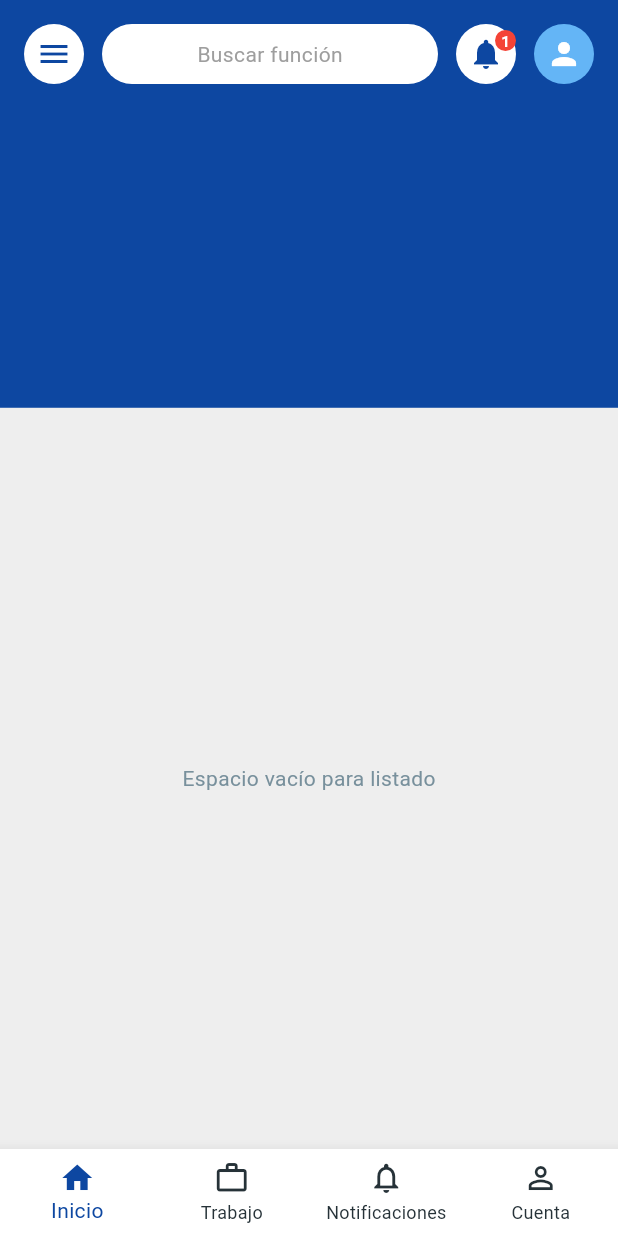
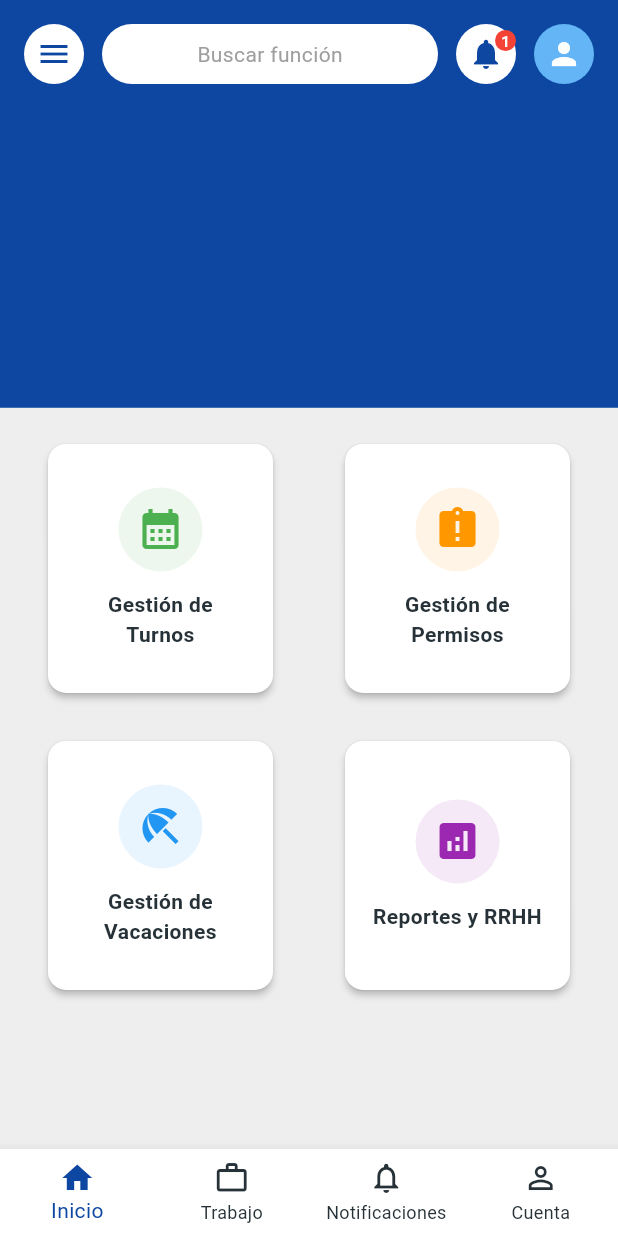
Before and after one commit to DevCoreERP/sistema-erp, a Flutter app: the MainLayout screen opened directly, on a phone screen of 412 x 824 dp. Run offline on Flutter 3.47's test engine with Material 3 defaults, Android fonts, the light colour scheme and no system bars; our stand-ins replace equatable, file_picker, flutter_bloc, get_it, shared_preferences, table_calendar; accounts and stored records are empty.

Commit message:
fix: arreglando bug del HU1

```diff
--- a/Flutter/erp_movil/lib/features/auth/domain/repositories/auth_repository.dart
+++ b/Flutter/erp_movil/lib/features/auth/domain/repositories/auth_repository.dart
@@ -2,5 +2,4 @@ import '../entities/user.dart';
 
 abstract class AuthRepository {
   Future<UserEntity> login(String email, String password);
-  Future<UserEntity> register(String name, String surname, String email, String phone, String password);
 }
--- a/Flutter/erp_movil/lib/features/auth/domain/usecases/register_usecase.dart
+++ /dev/null
@@ -1,12 +0,0 @@
-import '../entities/user.dart';
-import '../repositories/auth_repository.dart';
-
-class RegisterUseCase {
-  final AuthRepository repository;
-
-  RegisterUseCase(this.repository);
-
-  Future<UserEntity> call(String name, String surname, String email, String phone, String password) {
-    return repository.register(name, surname, email, phone, password);
-  }
-}
--- a/Flutter/erp_movil/lib/features/auth/presentation/bloc/auth_event.dart
+++ b/Flutter/erp_movil/lib/features/auth/presentation/bloc/auth_event.dart
@@ -16,16 +16,3 @@ class LoginEvent extends AuthEvent {
   @override
   List<Object> get props => [email, password];
 }
-
-class RegisterEvent extends AuthEvent {
-  final String name;
-  final String surname;
-  final String email;
-  final String phone;
-  final String password;
-
-  const RegisterEvent(this.name, this.surname, this.email, this.phone, this.password);
-
-  @override
-  List<Object> get props => [name, surname, email, phone, password];
-}
--- a/Flutter/erp_movil/lib/features/home/presentation/pages/home_content.dart
+++ b/Flutter/erp_movil/lib/features/home/presentation/pages/home_content.dart
@@ -2,9 +2,21 @@ import 'package:flutter/material.dart';
 import '../../../../core/constants/app_colors.dart';
 import '../../../../core/constants/app_sizes.dart';
 import '../../../notifications/presentation/pages/notifications_page.dart';
+import '../../../shifts/presentation/pages/shifts_page.dart';
+import '../../../permissions/presentation/pages/permissions_page.dart';
+import '../../../vacations/presentation/pages/vacations_page.dart';
 
 class HomeContent extends StatelessWidget {
-  const HomeContent({super.key});
+  final bool hasUnreadNotifications;
+  final VoidCallback onNotificationTap;
+  final VoidCallback onAvatarTap;
+
+  const HomeContent({
+    super.key,
+    required this.hasUnreadNotifications,
+    required this.onNotificationTap,
+    required this.onAvatarTap,
+  });
 
   @override
   Widget build(BuildContext context) {
@@ -65,11 +77,7 @@ class HomeContent extends StatelessWidget {
                         clipBehavior: Clip.none,
                         children: [
                           InkWell(
-                            onTap: () {
-                              // Navegar a la página de notificaciones (o cambiar pestaña en MainLayout)
-                              // Para simplicidad en este widget, podemos abrir la pantalla sobre la actual
-                              Navigator.push(context, MaterialPageRoute(builder: (_) => const NotificationsPage()));
-                            },
+                            onTap: onNotificationTap,
                             child: Container(
                               padding: const EdgeInsets.all(AppSizes.p8),
                               decoration: const BoxDecoration(
@@ -79,6 +87,7 @@ class HomeContent extends StatelessWidget {
                               child: const Icon(Icons.notifications, color: AppColors.primaryBlue),
                             ),
                           ),
+                          if (hasUnreadNotifications)
                             Positioned(
                               right: 0,
                               top: 0,
@@ -99,9 +108,12 @@ class HomeContent extends StatelessWidget {
                       const SizedBox(width: AppSizes.p12),
 
                       // Avatar
-                      const CircleAvatar(
+                      InkWell(
+                        onTap: onAvatarTap,
+                        child: const CircleAvatar(
                           backgroundColor: AppColors.lightBlue,
                           child: Icon(Icons.person, color: AppColors.pureWhite),
+                        ),
                       ),
                     ],
                   ),
@@ -116,15 +128,64 @@ class HomeContent extends StatelessWidget {
           child: Container(
             color: const Color(0xFFEEEEEE), // Gris muy claro
             width: double.infinity,
-            child: const Center(
-              child: Text(
-                'Espacio vacío para listado',
-                style: TextStyle(color: AppColors.textLight),
-              ),
+            child: GridView.count(
+              padding: const EdgeInsets.all(AppSizes.p16),
+              crossAxisCount: 2,
+              crossAxisSpacing: AppSizes.p16,
+              mainAxisSpacing: AppSizes.p16,
+              children: [
+                _buildHUCard(context, 'Gestión de Turnos', Icons.calendar_month, const Color(0xFF4CAF50), targetPage: const ShiftsPage()),
+                _buildHUCard(context, 'Gestión de Permisos', Icons.assignment_late, const Color(0xFFFF9800), targetPage: const PermissionsPage()),
+                _buildHUCard(context, 'Gestión de Vacaciones', Icons.beach_access, const Color(0xFF2196F3), targetPage: const VacationsPage()),
+                _buildHUCard(context, 'Reportes y RRHH', Icons.analytics, const Color(0xFF9C27B0)),
+              ],
             ),
           ),
         ),
       ],
     );
   }
+
+  Widget _buildHUCard(BuildContext context, String title, IconData icon, Color color, {Widget? targetPage}) {
+    return Card(
+      elevation: 2,
+      shape: RoundedRectangleBorder(borderRadius: BorderRadius.circular(12)),
+      child: InkWell(
+        onTap: () {
+          if (targetPage != null) {
+            Navigator.push(context, MaterialPageRoute(builder: (_) => targetPage));
+          } else {
+            ScaffoldMessenger.of(context).showSnackBar(SnackBar(content: Text('Módulo $title en desarrollo...')));
           }
+        },
+        borderRadius: BorderRadius.circular(12),
+        child: Padding(
+          padding: const EdgeInsets.all(AppSizes.p16),
+          child: Column(
+            mainAxisAlignment: MainAxisAlignment.center,
+            children: [
+              Container(
+                padding: const EdgeInsets.all(AppSizes.p12),
+                decoration: BoxDecoration(
+                  color: color.withOpacity(0.1),
+                  shape: BoxShape.circle,
+                ),
+                child: Icon(icon, size: 32, color: color),
+              ),
+              const SizedBox(height: AppSizes.p12),
+              Text(
+                title,
+                textAlign: TextAlign.center,
+                style: const TextStyle(
+                  fontSize: 14,
+                  fontWeight: FontWeight.bold,
+                  color: AppColors.textDark,
+                ),
+              ),
+            ],
+          ),
+        ),
+      ),
+    );
+  }
+}
--- a/Flutter/erp_movil/lib/features/home/presentation/pages/main_layout.dart
+++ b/Flutter/erp_movil/lib/features/home/presentation/pages/main_layout.dart
@@ -19,23 +19,34 @@ class MainLayout extends StatefulWidget {
 
 class _MainLayoutState extends State<MainLayout> {
   late int _currentIndex;
+  bool _hasUnreadNotifications = true;
 
   @override
   void initState() {
     super.initState();
     _currentIndex = widget.initialIndex;
+    if (_currentIndex == 2) {
+      _hasUnreadNotifications = false;
+    }
   }
 
   void _onItemTapped(int index) {
     setState(() {
       _currentIndex = index;
+      if (index == 2) {
+        _hasUnreadNotifications = false;
+      }
     });
   }
 
   @override
   Widget build(BuildContext context) {
     final List<Widget> pages = [
-      const HomeContent(),
+      HomeContent(
+        hasUnreadNotifications: _hasUnreadNotifications,
+        onNotificationTap: () => _onItemTapped(2),
+        onAvatarTap: () => _onItemTapped(3),
+      ),
       const WorkPage(),
       const NotificationsPage(),
       const AccountPage(),
@@ -83,43 +94,68 @@ class _MainLayoutState extends State<MainLayout> {
     return Drawer(
       child: Column(
         children: [
-          const DrawerHeader(
-            decoration: BoxDecoration(color: AppColors.primaryBlue),
+          DrawerHeader(
+            decoration: const BoxDecoration(color: AppColors.primaryBlue),
             child: SizedBox(
               width: double.infinity,
               child: Column(
                 crossAxisAlignment: CrossAxisAlignment.start,
                 mainAxisAlignment: MainAxisAlignment.end,
                 children: [
-                  Icon(Icons.business, size: 48, color: AppColors.pureWhite),
-                  SizedBox(height: AppSizes.p12),
-                  Text('Portal ERP', style: TextStyle(color: AppColors.pureWhite, fontSize: 20, fontWeight: FontWeight.bold)),
+                  Image.asset('assets/prismaLogo_transparent.png', height: 48),
+                  const SizedBox(height: AppSizes.p12),
+                  const Text(
+                    'Portal Prisma',
+                    style: TextStyle(
+                      color: AppColors.pureWhite,
+                      fontSize: 20,
+                      fontWeight: FontWeight.bold,
+                    ),
+                  ),
                 ],
               ),
             ),
           ),
           ListTile(
-            leading: const Icon(Icons.calendar_month, color: AppColors.primaryBlue),
+            leading: const Icon(
+              Icons.calendar_month,
+              color: AppColors.primaryBlue,
+            ),
             title: const Text('Turnos'),
             onTap: () {
               Navigator.pop(context); // Close drawer
-              Navigator.push(context, MaterialPageRoute(builder: (_) => const ShiftsPage()));
+              Navigator.push(
+                context,
+                MaterialPageRoute(builder: (_) => const ShiftsPage()),
+              );
             },
           ),
           ListTile(
-            leading: const Icon(Icons.assignment_late, color: AppColors.primaryBlue),
+            leading: const Icon(
+              Icons.assignment_late,
+              color: AppColors.primaryBlue,
+            ),
             title: const Text('Permisos'),
             onTap: () {
               Navigator.pop(context);
-              Navigator.push(context, MaterialPageRoute(builder: (_) => const PermissionsPage()));
+              Navigator.push(
+                context,
+                MaterialPageRoute(builder: (_) => const PermissionsPage()),
+              );
             },
           ),
           ListTile(
-            leading: const Icon(Icons.beach_access, color: AppColors.primaryBlue),
+            leading: const Icon(
+              Icons.beach_access,
+              color: AppColors.primaryBlue,
+            ),
             title: const Text('Vacaciones'),
             onTap: () {
               Navigator.pop(context);
-              Navigator.push(context, MaterialPageRoute(builder: (_) => const VacationsPage()));
+              Navigator.push(
+                context,
+                MaterialPageRoute(builder: (_) => const VacationsPage()),
+              );
             },
           ),
         ],
--- a/Flutter/erp_movil/lib/main.dart
+++ b/Flutter/erp_movil/lib/main.dart
@@ -23,7 +23,7 @@ class MyApp extends StatelessWidget {
         BlocProvider(create: (_) => di.sl<AuthBloc>()),
       ],
       child: MaterialApp(
-        title: 'ERP Móvil',
+        title: 'Prisma ERP Móvil',
         debugShowCheckedModeBanner: false,
         theme: AppTheme.lightTheme,
         home: const LoginPage(),
```
Also changed, not shown: Flutter/erp_movil/lib/core/network/api_client.dart (added, +79 -0 lines), Flutter/erp_movil/lib/features/auth/data/repositories/auth_repository_impl.dart (+48 -32 lines), Flutter/erp_movil/lib/features/auth/presentation/bloc/auth_bloc.dart (+0 -23 lines), Flutter/erp_movil/lib/features/auth/presentation/pages/login_page.dart (+33 -24 lines), Flutter/erp_movil/lib/features/auth/presentation/pages/register_page.dart (deleted, +0 -122 lines), Flutter/erp_movil/lib/features/permissions/presentation/pages/permissions_page.dart (+14 -1 lines), Flutter/erp_movil/lib/features/shifts/presentation/pages/shifts_page.dart (+10 -16 lines), Flutter/erp_movil/lib/features/vacations/presentation/pages/vacations_page.dart (+13 -2 lines), Flutter/erp_movil/lib/injection_container.dart (+3 -5 lines), Flutter/erp_movil/pubspec.yaml (+10 -1 lines), Flutter/erp_movil/assets/prismaLogo.webp (added), Flutter/erp_movil/assets/prismaLogo_transparent.png (added), Flutter/erp_movil/pubspec.lock, Front-end/public/prismaLogo.webp (added), 6 other files. Lines whose indentation alone changed are shown as unchanged.
